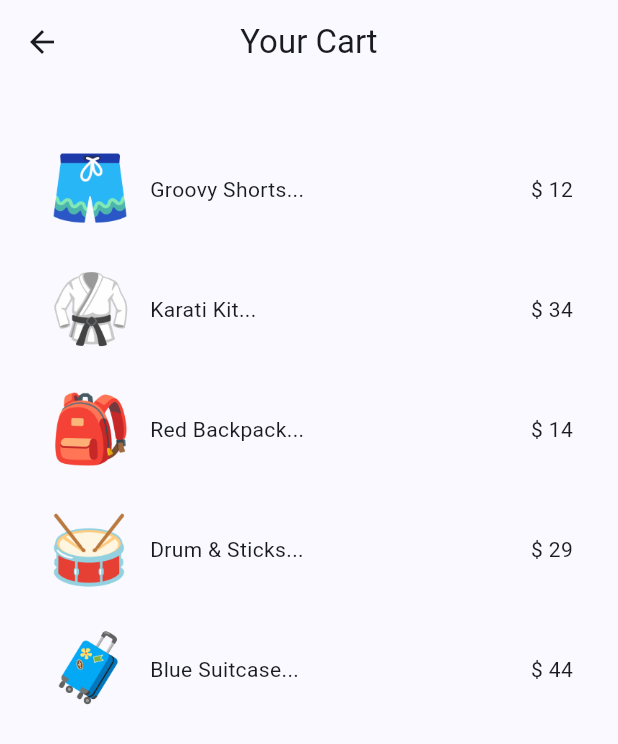
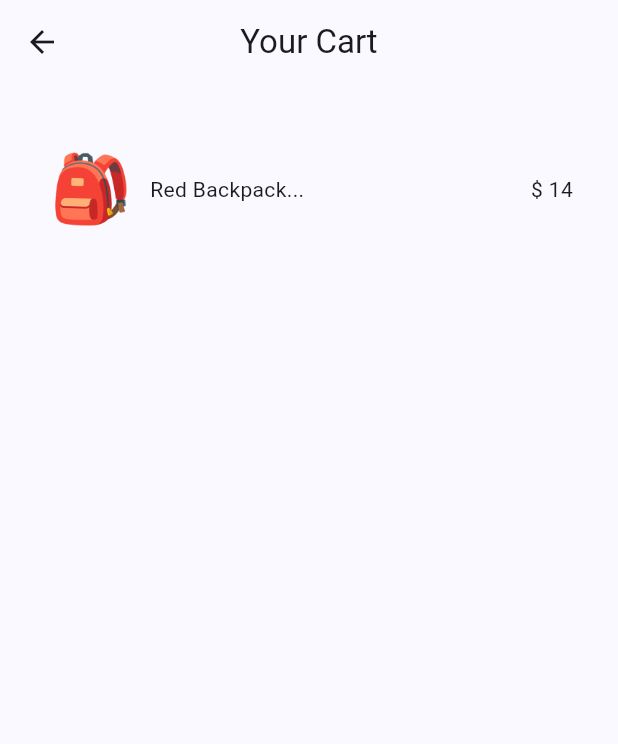
Before and after one commit to robertjmaneno/state_management-riverpod, a Flutter app: the screen it shows after launch, after a tap on the "shopping bag" icon, on a phone screen of 412 x 824 dp. Shown: the top 744 px of the screen. Run offline on Flutter 3.47's test engine with Material 3 defaults, Android fonts, the phone set to English and light mode, and no system bars; our stand-ins replace flutter_riverpod, riverpod_annotation; generated files the repository leaves out were written again.

Commit message:
Added notifier provider for products in cart

```diff
--- a/lib/main.dart
+++ b/lib/main.dart
@@ -13,6 +13,7 @@ class MyApp extends StatelessWidget {
   @override
   Widget build(BuildContext context) {
     return MaterialApp(
+      debugShowCheckedModeBanner: false,
       title: '',
       theme: ThemeData(
         colorScheme: ColorScheme.fromSeed(seedColor: Colors.blueAccent),
--- /dev/null
+++ b/lib/providers/cart_provider.dart
@@ -0,0 +1,22 @@
+import 'package:riverpod_annotation/riverpod_annotation.dart';
+import 'package:riverpod_files/models/product.dart';
+
+class CartNotifier extends Notifier<Set<Product>> {
+  //initial value
+  @override
+  Set<Product> build() {
+    return const {
+      Product(
+          id: '4',
+          title: 'Red Backpack',
+          price: 14,
+          image: 'assets/products/backpack.png'),
+    };
+  }
+
+  // methods to update state
+}
+
+final cartNotifierProvider = NotifierProvider<CartNotifier, Set<Product>>(() {
+  return CartNotifier();
+});
--- a/lib/providers/product_provider.dart
+++ b/lib/providers/product_provider.dart
@@ -46,11 +46,12 @@ const List<Product> allProducts = [
       image: 'assets/products/guitar.png'),
 ];
 
-final reducedProductsProvider = Provider((ref) {
-  return allProducts.where((p) => p.price < 50).toList();
-});
-
 @riverpod
 List<Product> products(ref) {
   return allProducts;
 }
+
+@riverpod
+List<Product> reducedProductsProvider(ref) {
+  return allProducts.where((p) => p.price < 50).toList();
+}
--- a/lib/screens/cart/cart_screen.dart
+++ b/lib/screens/cart/cart_screen.dart
@@ -1,6 +1,6 @@
 import 'package:flutter/material.dart';
 import 'package:flutter_riverpod/flutter_riverpod.dart';
-import 'package:riverpod_files/providers/product_provider.dart';
+import 'package:riverpod_files/providers/cart_provider.dart';
 
 class CartScreen extends ConsumerStatefulWidget {
   const CartScreen({super.key});
@@ -14,7 +14,7 @@ class _CartScreenState extends ConsumerState<CartScreen> {
 
   @override
   Widget build(BuildContext context) {
-    final cartProducts = ref.watch(reducedProductsProvider);
+    final cartProducts = ref.watch(cartNotifierProvider);
     return Scaffold(
       appBar: AppBar(
         title: const Text('Your Cart'),
--- a/lib/screens/home/home_screen.dart
+++ b/lib/screens/home/home_screen.dart
@@ -1,5 +1,6 @@
 import 'package:flutter/material.dart';
 import 'package:flutter_riverpod/flutter_riverpod.dart';
+import 'package:riverpod_files/providers/cart_provider.dart';
 import 'package:riverpod_files/providers/product_provider.dart';
 import 'package:riverpod_files/shared/cart_icon.dart';
 
@@ -9,6 +10,8 @@ class HomeScreen extends ConsumerWidget {
   @override
   Widget build(BuildContext context, WidgetRef ref) {
     final allProducts = ref.watch(productsProvider);
+    final cartProducts = ref.watch(cartNotifierProvider);
+
     return Scaffold(
       appBar: AppBar(
         title: const Text('Garage Sale Products'),
@@ -26,16 +29,23 @@ class HomeScreen extends ConsumerWidget {
           ),
           itemBuilder: (context, index) {
             return Container(
-              padding: const EdgeInsets.all(20),
-              color: Colors.blueGrey.withOpacity(0.05),
-              child: Column(
-                children: [
-                  Image.asset(allProducts[index].image),
+                padding: const EdgeInsets.all(20),
+                color: Colors.blueGrey.withOpacity(0.05),
+                child: Column(children: [
+                  Image.asset(allProducts[index].image, width: 60, height: 60),
                   Text(allProducts[index].title),
-                  Text("\$ ${allProducts[index].price}"),
-                ],
-              ),
-            );
+                  Text('£${allProducts[index].price}'),
+                  if (cartProducts.contains(allProducts[index]))
+                    TextButton(
+                      onPressed: () {},
+                      child: const Text('Remove'),
+                    ),
+                  if (!cartProducts.contains(allProducts[index]))
+                    TextButton(
+                      onPressed: () {},
+                      child: const Text('Add to Cart'),
+                    ),
+                ]));
           },
         ),
       ),
```
Also changed, not shown: lib/providers/product_provider.g.dart.
